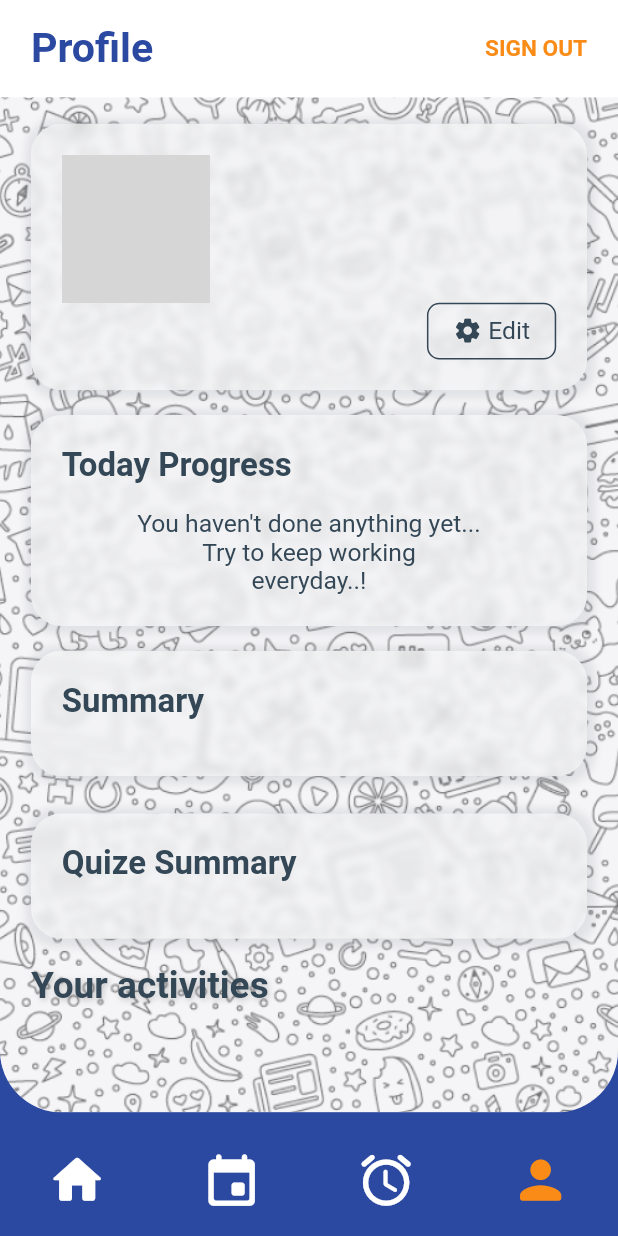
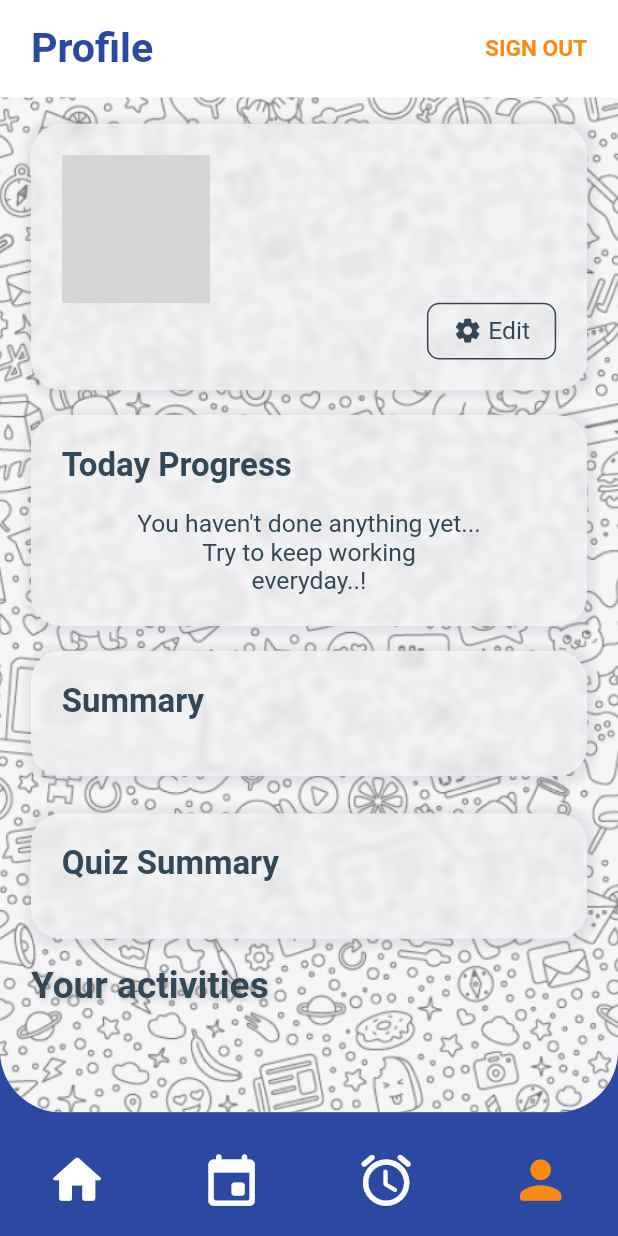
Before and after one commit to kasundularaam/study_pal, a Flutter app: the HomeScreen screen opened by its route, item 4 of the bottom bar chosen, on a phone screen of 412 x 824 dp. Run offline on Flutter 3.47's test engine with Material 2 defaults, Android fonts, the phone set to English and light mode, and no system bars; our stand-ins replace bloc, cloud_firestore, firebase_auth, firebase_core, firebase_storage, fl_chart and 7 more; missing offline and left inert: googleapis; accounts and stored records are empty; network calls fail; grey boxes are pictures that could not be loaded.

Commit message:
spell corrections

```diff
--- a/lib/presentation/screens/widgets/quiz_stats_card.dart
+++ b/lib/presentation/screens/widgets/quiz_stats_card.dart
@@ -37,7 +37,7 @@ class QuizStatsCard extends StatelessWidget {
             crossAxisAlignment: CrossAxisAlignment.start,
             children: [
               Text(
-                "Quize Summary",
+                "Quiz Summary",
                 style: TextStyle(
                     color: MyColors.textColorDark,
                     fontSize: 16.sp,
--- a/lib/presentation/screens/working_tabs/congratulations_tab.dart
+++ b/lib/presentation/screens/working_tabs/congratulations_tab.dart
@@ -44,7 +44,7 @@ class _CongratulationsTabState extends State<CongratulationsTab> {
             height: 3.h,
           ),
           Text(
-            "You have successfully completed \n${widget.contentName}.\nkeep working everyday...\nGOOD LUCK!!",
+            "You have successfully completed \n${widget.contentName}\nkeep working everyday...\nGOOD LUCK!!",
             style: TextStyle(
               color: MyColors.darkColor,
               fontSize: 13.sp,
```
Also changed, not shown: lib/logic/cubit/quiz_check_cubit/quiz_check_cubit.dart (+4 -4 lines).
